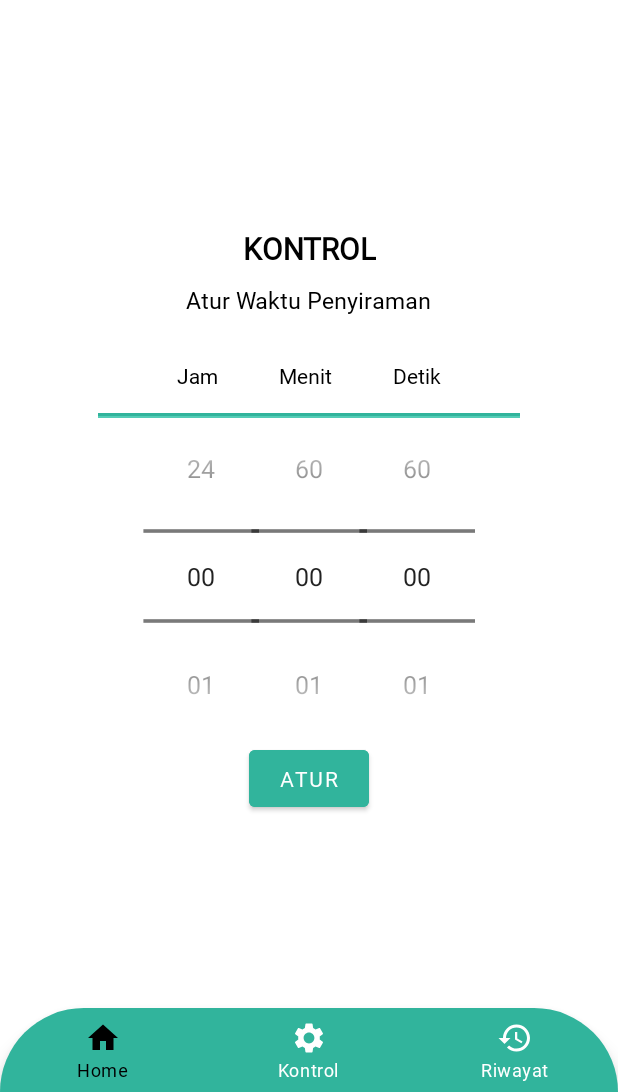
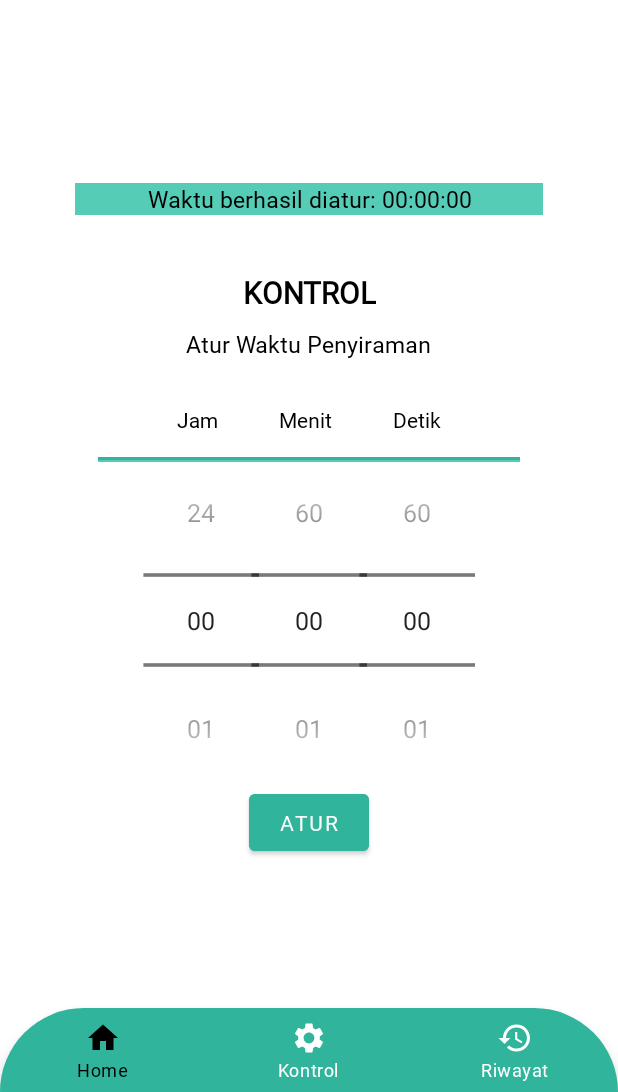
Before and after one commit to varydabe/otoponik_app, an Android app: the DashboardFragment screen opened through its navigation route, after a tap on "ATUR", on a phone screen of 412 x 824 dp, the part 144-1236 px from its top. Run offline under Robolectric (Android 15) with nearby library versions, the phone set to English and light mode, and no system bars; our stand-ins replace navigation-ui.

Commit message:
Add textview when set the time

```diff
--- a/app/src/main/java/com/github/otoponik/ui/dashboard/DashboardFragment.java
+++ b/app/src/main/java/com/github/otoponik/ui/dashboard/DashboardFragment.java
@@ -22,13 +22,16 @@ public class DashboardFragment extends Fragment {
     private DashboardViewModel dashboardViewModel;
     private NumberPicker numpicker_hours, numpicker_minutes, numpicker_seconds;
     private Button button_atur;
+    private TextView waktu_set;
     private int hour, minute, second;
+    private String jam, menit, detik;
 
     public View onCreateView(@NonNull LayoutInflater inflater,
                              ViewGroup container, Bundle savedInstanceState) {
         dashboardViewModel =
                 new ViewModelProvider(this).get(DashboardViewModel.class);
         View root = inflater.inflate(R.layout.fragment_dashboard, container, false);
+        waktu_set = root.findViewById(R.id.text_waktu_set);
         numpicker_hours = root.findViewById(R.id.numpicker_hours);
         numpicker_minutes = root.findViewById(R.id.numpicker_minutes);
         numpicker_seconds = root.findViewById(R.id.numpicker_seconds);
@@ -39,9 +42,13 @@ public class DashboardFragment extends Fragment {
         button_atur.setOnClickListener(new View.OnClickListener() {
             @Override
             public void onClick(View v) {
-                Log.d("Jam : ", String.valueOf(numpicker_hours.getValue()));
-                Log.d("Menit : ", String.valueOf(numpicker_minutes.getValue()));
-                Log.d("Detik : ", String.valueOf(numpicker_seconds.getValue()));
+                jam = String.format("%02d", numpicker_hours.getValue());
+                menit = String.format("%02d", numpicker_minutes.getValue());
+                detik =  String.format("%02d", numpicker_seconds.getValue());
+                Log.d("Jam : ", jam);
+                Log.d("Menit : ", menit);
+                Log.d("Detik : ", detik);
+                waktu_set.setText("Waktu berhasil diatur: " + jam + ":" + menit + ":" + detik);
             }
         });
 
--- a/app/src/main/res/layout/fragment_dashboard.xml
+++ b/app/src/main/res/layout/fragment_dashboard.xml
@@ -9,13 +9,24 @@
     android:layout_marginHorizontal="50dp"
     tools:context=".ui.dashboard.DashboardFragment">
 
+
+    <TextView
+        android:id="@+id/text_waktu_set"
+        android:layout_width="match_parent"
+        android:layout_height="wrap_content"
+        android:layout_marginTop="8dp"
+        android:layout_marginBottom="30dp"
+        android:textAlignment="center"
+        android:background="@color/secondary"
+        android:textColor="@color/black"
+        android:textSize="15sp"
+        />
+
     <TextView
     android:id="@+id/text_kontrol"
     android:layout_width="wrap_content"
     android:layout_height="wrap_content"
-    android:layout_marginStart="8dp"
     android:layout_marginTop="8dp"
-    android:layout_marginEnd="8dp"
     android:textAlignment="center"
     android:textStyle="bold"
     android:textColor="@color/black"
--- a/app/src/main/res/layout/fragment_notifications.xml
+++ b/app/src/main/res/layout/fragment_notifications.xml
@@ -74,7 +74,8 @@
             android:layout_width="wrap_content"
             android:layout_height="wrap_content"
             app:cardBackgroundColor="@color/white"
-            android:layout_marginLeft="40dp"
+            android:layout_marginTop="13dp"
+            android:layout_marginStart="70dp"
             >
 
             <Button
@@ -84,7 +85,6 @@
                 android:text="Lihat"
                 android:textSize="15sp"
                 android:backgroundTint="@color/secondary"
-                android:layout_margin="10dp"
                 android:textStyle="bold"
                 android:textColor="@color/white">
             </Button>
```
